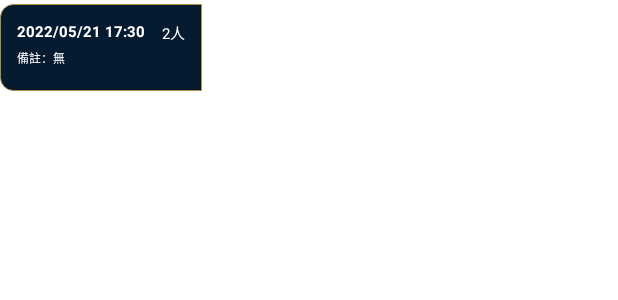
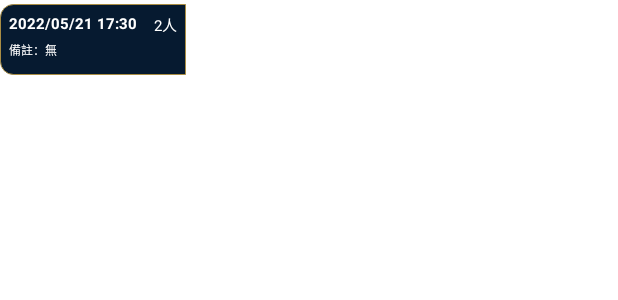
Before and after one commit to EnzoHsieh-Android/CitrusAc, an Android app: the layout item_res.xml on its own in the app's theme, with its tools: preview values and no code run, on a phone screen of 412 x 824 dp. Shown: the top 300 px of the screen. Run offline under Robolectric (Android 15) with nearby library versions, the phone set to English and light mode, and no system bars.

Commit message:
12/09 - 修正音源鍵失效的問題

```diff
--- a/app/src/main/java/com/citrus/citrusac/present/current/CurrentFragment.kt
+++ b/app/src/main/java/com/citrus/citrusac/present/current/CurrentFragment.kt
@@ -141,7 +141,8 @@ class CurrentFragment : BaseFragment(R.layout.fragment_current) {
             Log.e("CurrentFragment", "acSerialError: $it")
 
             customDialog?.dismiss()
-            customDialog = showDialog("與系統連線發生問題", it, onConfirmListener = {
+            customDialog = showDialog("門禁監控系統異常",
+                "與系統連線發生問題，請確認網路連線或系統設定是否正確" , onConfirmListener = {
                 viewModel.startFetchJob()
             }, onCancelListener = null)
 
@@ -195,7 +196,8 @@ class CurrentFragment : BaseFragment(R.layout.fragment_current) {
                         binding.noneInfo2.isVisible = true
                     } else {
                         customDialog?.dismiss()
-                        customDialog = showDialog("與系統連線發生問題", it.exception, onConfirmListener = {
+                        customDialog = showDialog("當前訪客紀錄撈取失敗",
+                            "與系統連線發生問題，請確認網路連線或系統設定是否正確", onConfirmListener = {
                             viewModel.getRecordLatest()
                         }, onCancelListener = null)
                         customDialog?.show()
--- a/app/src/main/java/com/citrus/util/base/BaseActivity.kt
+++ b/app/src/main/java/com/citrus/util/base/BaseActivity.kt
@@ -115,7 +115,7 @@ abstract class BaseActivity<VB : ViewBinding>(private val inflate: InflateActivi
 
 
     override fun dispatchKeyEvent(event: KeyEvent): Boolean {
-        if (event.keyCode != KeyEvent.KEYCODE_BACK && !isInput) {
+        if (event.keyCode != KeyEvent.KEYCODE_BACK && !isInput && event.keyCode != KeyEvent.KEYCODE_VOLUME_UP && event.keyCode != KeyEvent.KEYCODE_VOLUME_DOWN && event.keyCode != KeyEvent.KEYCODE_VOLUME_MUTE) {
             scanKeyManager.analysisKeyEvent(event)
             return true
         }
--- a/app/src/main/res/layout/item_res.xml
+++ b/app/src/main/res/layout/item_res.xml
@@ -5,7 +5,7 @@
     android:layout_height="wrap_content"
     android:layout_marginTop="@dimen/dp_5"
     android:background="@drawable/bg_white"
-    android:padding="@dimen/dp_20">
+    android:padding="@dimen/dp_10">
 
 
     <TextView
```
Also changed, not shown: app/src/main/java/com/citrus/citrusac/present/history/HistoryFragment.kt (+7 -4 lines).
